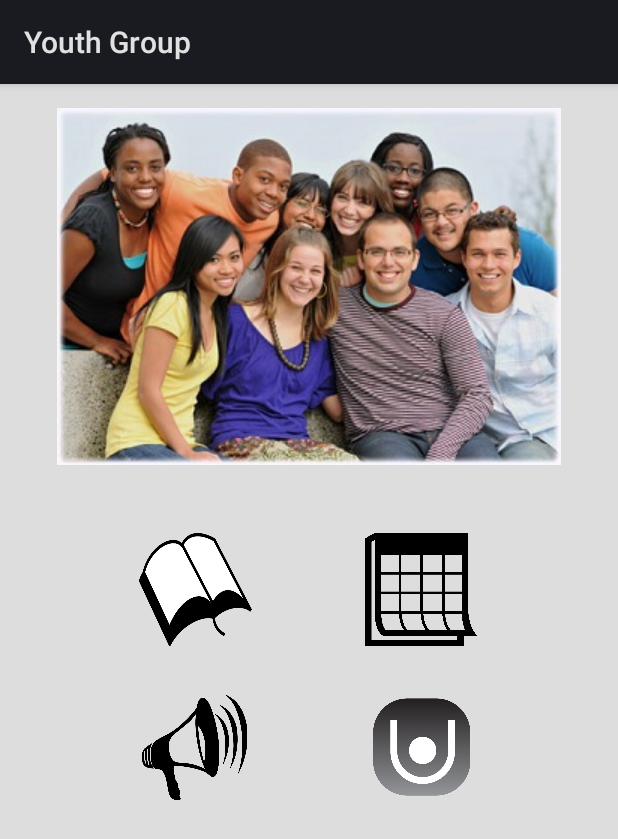
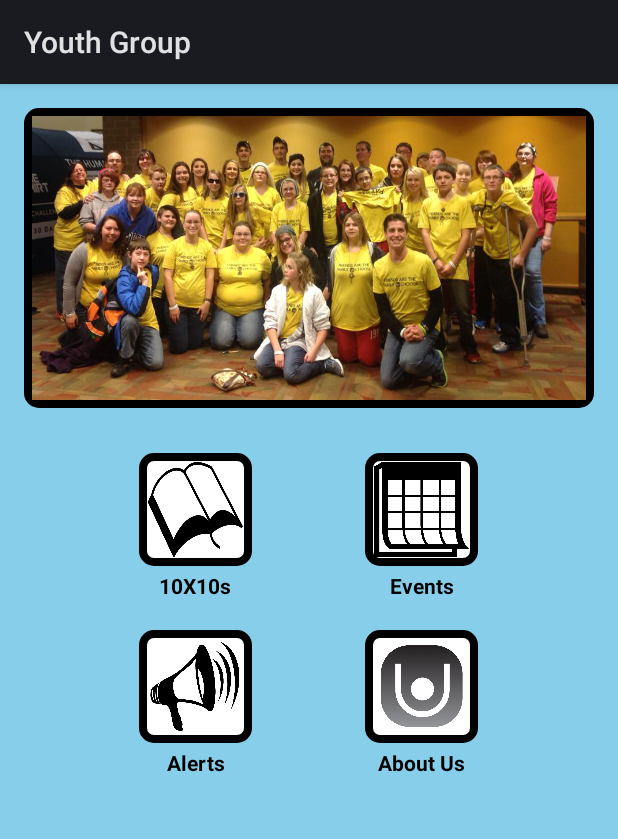
Before and after one commit to ajohnsonRH/YouthGroupApplication, an Android app: the screen it shows after launch (HomeActivity), on a phone screen of 412 x 824 dp. Shown: the top 839 px of the screen. Run offline under Robolectric (Android 15) with nearby library versions, the phone set to English and light mode, and no system bars.

Commit message:
Fixed out of memory error and finished main screen layout

```diff
--- /dev/null
+++ b/ChurchApplication/app/src/main/res/drawable/my_border.xml
@@ -0,0 +1,18 @@
+<?xml version="1.0" encoding="utf-8"?>
+<shape xmlns:android="http://schemas.android.com/apk/res/android"
+    android:shape="rectangle" >
+
+    <corners
+        android:bottomLeftRadius="7dp"
+        android:bottomRightRadius="7dp"
+        android:radius="0.1dp"
+        android:topLeftRadius="7dp"
+        android:topRightRadius="7dp" />
+
+    <solid android:color="#FFFFFF" />
+
+    <stroke
+        android:width="5dp"
+        android:color="#000000" />
+
+</shape>
--- a/ChurchApplication/app/src/main/res/layout/activity_about_us.xml
+++ b/ChurchApplication/app/src/main/res/layout/activity_about_us.xml
@@ -6,6 +6,7 @@
     android:paddingRight="@dimen/activity_horizontal_margin"
     android:paddingTop="@dimen/activity_vertical_margin"
     android:paddingBottom="@dimen/activity_vertical_margin"
+    android:background="@color/sky_blue"
     tools:context="church_application.rose_hulman.edu.churchapplication.AboutUsActivity">
 
     <TextView
--- a/ChurchApplication/app/src/main/res/layout/activity_announcements.xml
+++ b/ChurchApplication/app/src/main/res/layout/activity_announcements.xml
@@ -7,7 +7,7 @@
 
     <ListView
         android:id="@+id/announcement_ListView"
-        android:background="@color/grey"
+        android:background="@color/sky_blue"
         android:layout_width="match_parent"
         android:layout_height="match_parent"
         android:layout_weight="1"
--- a/ChurchApplication/app/src/main/res/layout/activity_events.xml
+++ b/ChurchApplication/app/src/main/res/layout/activity_events.xml
@@ -4,6 +4,7 @@
     android:paddingRight="@dimen/activity_horizontal_margin"
     android:paddingTop="@dimen/activity_vertical_margin"
     android:paddingBottom="@dimen/activity_vertical_margin"
+    android:background="@color/sky_blue"
     tools:context="church_application.rose_hulman.edu.churchapplication.EventsActivity">
 
     <TextView android:text="@string/hello_world" android:layout_width="wrap_content"
--- a/ChurchApplication/app/src/main/res/layout/activity_home.xml
+++ b/ChurchApplication/app/src/main/res/layout/activity_home.xml
@@ -2,7 +2,7 @@
     xmlns:tools="http://schemas.android.com/tools"
     android:layout_width="match_parent"
     android:layout_height="match_parent"
-    android:background="@color/grey"
+    android:background="@color/sky_blue"
     android:paddingLeft="@dimen/activity_horizontal_margin"
     android:paddingRight="@dimen/activity_horizontal_margin"
     android:paddingTop="@dimen/activity_vertical_margin"
@@ -11,58 +11,126 @@
 
     <ImageView
         android:id="@+id/groupPic"
-        android:layout_width="wrap_content"
-        android:layout_height="wrap_content"
+        android:layout_width="fill_parent"
+        android:layout_height="200dp"
+        android:scaleType="fitXY"
         android:layout_centerHorizontal="true"
-        android:src="@drawable/youth_group" />
+        android:src="@drawable/youth_group"
+        android:background="@drawable/my_border"
+        android:padding="5dp"/>
 
     <TableLayout
         android:layout_centerVertical="true"
         android:layout_centerHorizontal="true"
         android:layout_width="wrap_content"
         android:layout_height="wrap_content"
-        android:layout_below="@+id/groupPic">
+        android:layout_below="@+id/groupPic"
+        android:scaleType="fitXY">
 
         <TableRow
             android:id="@+id/menu_row_1"
-            android:layout_marginTop="45dp"
+            android:layout_marginTop="30dp"
             android:layout_centerHorizontal="true">
 
             <ImageButton
                 android:id="@+id/tenbytenButton"
-                android:background="@drawable/bible"
+                android:src="@drawable/bible"
                 android:layout_height="75dp"
                 android:layout_width="75dp"
-                android:layout_marginRight="75dp">Ten by Ten</ImageButton>
+                android:layout_marginRight="75dp"
+                android:scaleType="fitXY"
+                android:background="@drawable/my_border"
+                android:padding="6dp">Ten And Tens</ImageButton>
 
             <ImageButton
                 android:id="@+id/eventsButton"
-                android:background="@drawable/calendar"
+                android:src="@drawable/calendar"
                 android:layout_width="75dp"
-                android:layout_height="75dp">Events
+                android:layout_height="75dp"
+                android:scaleType="fitXY"
+                android:background="@drawable/my_border"
+                android:padding="6dp">Events
             </ImageButton>
 
         </TableRow>
 
         <TableRow
+            android:layout_width="match_parent"
+            android:layout_height="match_parent"
+            android:layout_marginTop="3dp">
+
+            <TextView
+                android:layout_width="wrap_content"
+                android:layout_height="wrap_content"
+                android:text="@string/ten_and_tens"
+                android:textStyle="bold"
+                android:textColor="@color/black"
+                android:id="@+id/textView3"
+                android:gravity="center_horizontal"
+                android:layout_marginRight="75dp"/>
+
+            <TextView
+                android:layout_width="wrap_content"
+                android:layout_height="wrap_content"
+                android:text="@string/events"
+                android:textStyle="bold"
+                android:textColor="@color/black"
+                android:id="@+id/textView4"
+                android:gravity="center_horizontal"/>
+        </TableRow>
+
+        <TableRow
             android:id="@+id/menu_row_2"
-            android:layout_marginTop="30dp"
+            android:layout_marginTop="20dp"
             android:layout_centerHorizontal="true">
 
             <ImageButton
                 android:id="@+id/announcementsButton"
-                android:background="@drawable/megaphone"
+                android:maxWidth="75dp"
+                android:src="@drawable/megaphone"
                 android:layout_width="75dp"
                 android:layout_height="75dp"
-                android:layout_marginRight="75dp">Announcements</ImageButton>
+                android:layout_marginRight="75dp"
+                android:scaleType="fitXY"
+                android:background="@drawable/my_border"
+                android:padding="6dp">Announcements</ImageButton>
 
             <ImageButton
                 android:id="@+id/aboutUsButton"
-                android:background="@drawable/unhindered_logo"
+                android:src="@drawable/unhindered_logo"
                 android:layout_width="75dp"
-                android:layout_height="75dp">About Us
+                android:layout_height="75dp"
+                android:scaleType="fitXY"
+                android:background="@drawable/my_border"
+                android:padding="6dp">About Us
             </ImageButton>
 
+        </TableRow>
+
+        <TableRow
+            android:layout_width="match_parent"
+            android:layout_height="match_parent"
+            android:layout_marginTop="3dp">
+
+            <TextView
+                android:layout_width="wrap_content"
+                android:layout_height="wrap_content"
+                android:maxWidth="75dp"
+                android:text="@string/alerts"
+                android:textStyle="bold"
+                android:textColor="@color/black"
+                android:id="@+id/textView"
+                android:gravity="center_horizontal"
+                android:layout_marginRight="75dp"/>
+
+            <TextView
+                android:layout_width="wrap_content"
+                android:layout_height="wrap_content"
+                android:text="@string/about_us"
+                android:textStyle="bold"
+                android:textColor="@color/black"
+                android:id="@+id/textView2"
+                android:gravity="center_horizontal"/>
         </TableRow>
     </TableLayout>
 
--- a/ChurchApplication/app/src/main/res/layout/activity_ten_by_ten.xml
+++ b/ChurchApplication/app/src/main/res/layout/activity_ten_by_ten.xml
@@ -6,6 +6,7 @@
     android:paddingRight="@dimen/activity_horizontal_margin"
     android:paddingTop="@dimen/activity_vertical_margin"
     android:paddingBottom="@dimen/activity_vertical_margin"
+    android:background="@color/sky_blue"
     tools:context="church_application.rose_hulman.edu.churchapplication.TenByTenActivity">
 
     <TextView
--- a/ChurchApplication/app/src/main/res/values/colors.xml
+++ b/ChurchApplication/app/src/main/res/values/colors.xml
@@ -1,4 +1,5 @@
 <?xml version="1.0" encoding="utf-8"?>
 <resources>
-    <color name="grey">#ddd</color>
+    <color name="sky_blue">#87CEEB</color>
+    <color name="black">#000000</color>
 </resources>
--- a/ChurchApplication/app/src/main/res/values/strings.xml
+++ b/ChurchApplication/app/src/main/res/values/strings.xml
@@ -3,6 +3,10 @@
 
     <string name="app_name">Youth Group</string>
     <string name="action_settings">Settings</string>
+    <string name="about_us">About Us</string>
+    <string name="alerts">Alerts</string>
+    <string name="ten_and_tens">10X10s</string>
+    <string name="events">Events</string>
     <string name="title_activity_about_us">About Us</string>
     <string name="about_us_paragraph">Lorem ipsum dolor sit amet, consectetur adipiscing elit. Aliquam pharetra non nibh ut gravida. Pellentesque felis velit, pharetra vitae erat id,
         blandit consectetur enim. Vivamus volutpat, nisl sed dapibus egestas.</string>
```
Also changed, not shown: ChurchApplication/app/src/main/res/drawable-hdpi/youth_group.png (added), ChurchApplication/app/src/main/res/drawable-nodpi/bible.png (renamed from ChurchApplication/app/src/main/res/drawable/bible.png), ChurchApplication/app/src/main/res/drawable-nodpi/calendar.png (renamed from ChurchApplication/app/src/main/res/drawable/calendar.png), ChurchApplication/app/src/main/res/drawable-nodpi/megaphone.png (renamed from ChurchApplication/app/src/main/res/drawable/megaphone.png), ChurchApplication/app/src/main/res/drawable-nodpi/unhindered_logo.png (renamed from ChurchApplication/app/src/main/res/drawable/unhindered_logo.png), ChurchApplication/app/src/main/res/drawable/youth_group.png (deleted).
